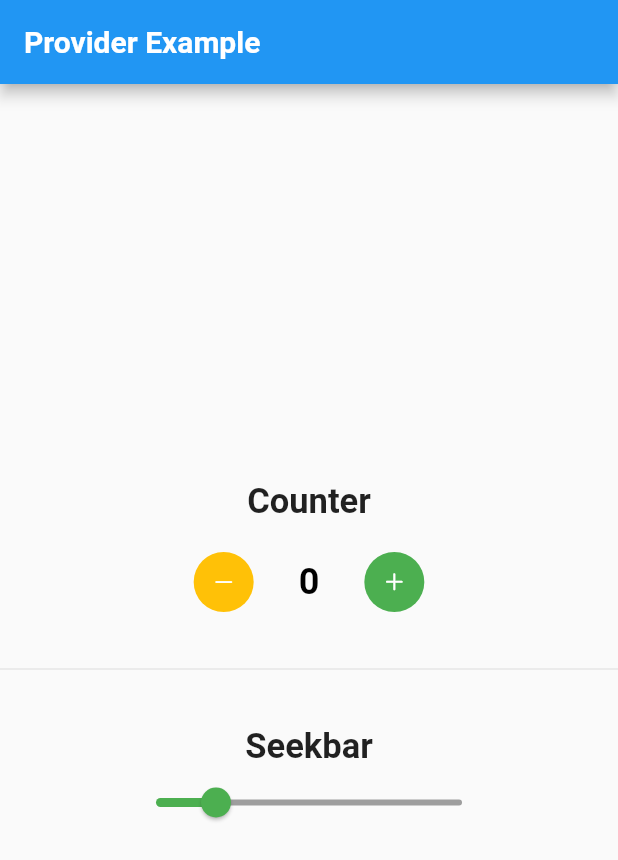
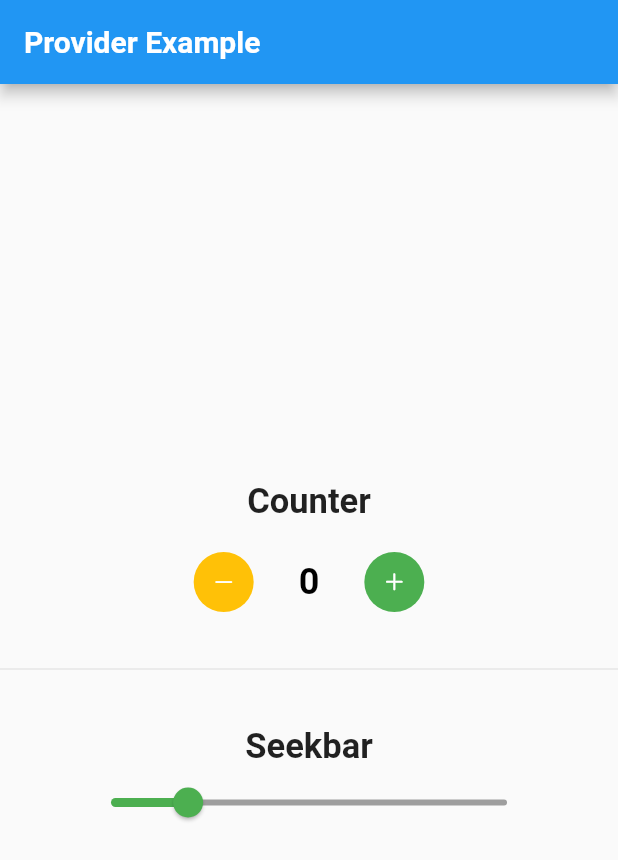
Before and after one commit to aaizkhan/Flutter-Provider-demo-, a Flutter app: the screen it shows after launch, on a phone screen of 412 x 824 dp. Shown: the top 860 px of the screen. Run offline on Flutter 3.47's test engine with Material 2 defaults, Android fonts, the phone set to English and light mode, and no system bars.

Commit message:
Slider Update

```diff
--- a/lib/main.dart
+++ b/lib/main.dart
@@ -98,7 +98,7 @@ class MyHomePage extends StatelessWidget {
               style: TextStyle(fontWeight: FontWeight.bold, fontSize: 23),
             ),
             Container(
-                margin: EdgeInsets.symmetric(horizontal: 80),
+                margin: EdgeInsets.symmetric(horizontal: 50),
                 child: Consumer<MyModel>(
                   builder: (context, data, child) {
                     return Slider(
```
